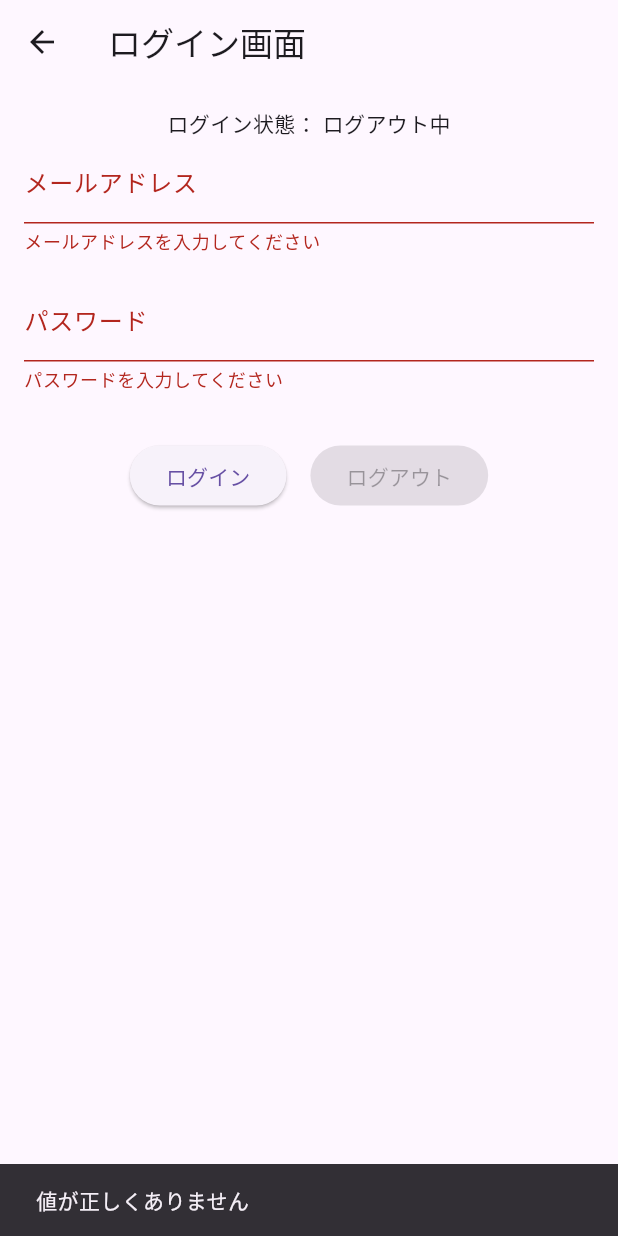
After one commit to sakata-yu/flutter_catalog_app, a Flutter app: the LoginPage screen opened by its route, after a tap on "ログイン", on a phone screen of 412 x 824 dp. The commit adds this screen. Run offline on Flutter 3.47's test engine with Material 3 defaults, Android fonts, the phone set to English and light mode, and no system bars; our stand-ins replace auto_route, flutter_hooks, freezed_annotation, hooks_riverpod; generated files the repository leaves out were written again.

Commit message:
002.ログイン画面の実装

```diff
--- a/lib/core/config/catalog_items.dart
+++ b/lib/core/config/catalog_items.dart
@@ -23,7 +23,7 @@ class CatalogItems {
     CatalogItem(
       title: "#2 ログイン画面",
       detail: "フォームバリデーション実装",
-      route: CountRoute(),
+      route: LoginRoute(),
     ),
     CatalogItem(
       title: "#3 API通信",
--- a/lib/core/router/app_router.dart
+++ b/lib/core/router/app_router.dart
@@ -1,11 +1,11 @@
 import 'package:auto_route/auto_route.dart';
-
-import '../../features/catalog001/count_page.dart';
 
 /**
  * ルーティング設定するページ一覧
  */
 import '../../features/home/home_page.dart';
+import '../../features/catalog001/count_page.dart';
+import '../../features/catalog002/login_page.dart';
 
 part 'app_router.gr.dart'; // 自動生成ファイル
 
@@ -15,5 +15,6 @@ class AppRouter extends RootStackRouter {
   List<AutoRoute> get routes => [
         AutoRoute(page: HomeRoute.page, initial: true),
         AutoRoute(page: CountRoute.page),
+        AutoRoute(page: LoginRoute.page),
       ];
 }
--- /dev/null
+++ b/lib/features/catalog002/data/auth_state_notifier.dart
@@ -0,0 +1,15 @@
+import 'package:catarog_app_flutter/features/catalog002/data/auth_state.dart';
+import 'package:hooks_riverpod/hooks_riverpod.dart';
+
+final authProvider = StateNotifierProvider<AuthStateNotifier, AuthState>(
+    (ref) => AuthStateNotifier());
+
+/// ログイン状態を管理するためのNotifier
+/// アプリ全体で使用するため切り分け
+class AuthStateNotifier extends StateNotifier<AuthState> {
+  AuthStateNotifier() : super(const AuthState());
+
+  void login() => state = state.copyWith(isLoggedIn: true);
+
+  void logout() => state = state.copyWith(isLoggedIn: false);
+}
--- /dev/null
+++ b/lib/features/catalog002/login_page.dart
@@ -0,0 +1,127 @@
+import 'package:auto_route/auto_route.dart';
+import 'package:catarog_app_flutter/features/catalog002/data/auth_state_notifier.dart';
+import 'package:flutter/material.dart';
+import 'package:flutter_hooks/flutter_hooks.dart';
+import 'package:hooks_riverpod/hooks_riverpod.dart';
+
+import 'view_model/login_view_model.dart';
+
+@RoutePage()
+class LoginPage extends HookConsumerWidget {
+  const LoginPage({super.key});
+
+  @override
+  Widget build(BuildContext context, WidgetRef ref) {
+    final state = ref.watch(loginViewModelProvider);
+    final authState = ref.watch(authProvider);
+    final viewModel = ref.watch(loginViewModelProvider.notifier);
+    final formKey = useMemoized(() => GlobalKey<FormState>());
+    final emailController = useTextEditingController();
+    final passwordController = useTextEditingController();
+
+    final userState = authState.isLoggedIn ? "ログイン中" : "ログアウト中";
+
+    useEffect(() {
+      // 画面破棄時にメモリリークを防ぐためdispose
+      return () {
+        emailController.dispose();
+        passwordController.dispose();
+      };
+    }, []);
+
+    void login() {
+      if (formKey.currentState?.validate() ?? false) {
+        // バリデーション成功
+        viewModel.login();
+      } else {
+        // バリデーション失敗
+        ScaffoldMessenger.of(context).showSnackBar(
+          const SnackBar(content: Text('値が正しくありません')),
+        );
+      }
+    }
+
+    void logout() {
+      viewModel.logout();
+    }
+
+    ref.listen(authProvider, (previous, next) {
+      if (next.isLoggedIn) {
+        ScaffoldMessenger.of(context).showSnackBar(
+          const SnackBar(content: Text('ログイン成功')),
+        );
+      }
+    });
+
+    return Scaffold(
+      appBar: AppBar(title: const Text('ログイン画面')),
+      body: switch (state) {
+        AsyncLoading() => const Center(child: CircularProgressIndicator()),
+        AsyncError(:final error) => Center(child: Text(error.toString())),
+        AsyncValue() => Padding(
+            padding: const EdgeInsets.all(16.0),
+            child: Column(
+              children: [
+                Text('ログイン状態： ${userState}'),
+                Form(
+                  key: formKey,
+                  child: Column(
+                    children: [
+                      TextFormField(
+                        controller: emailController,
+                        decoration: const InputDecoration(labelText: 'メールアドレス'),
+                        keyboardType: TextInputType.emailAddress,
+                        validator: (value) {
+                          if (value == null || value.isEmpty) {
+                            return 'メールアドレスを入力してください';
+                          }
+                          if (!RegExp(r'^[^@]+@[^@]+\.[^@]+').hasMatch(value)) {
+                            return '正しいメールアドレス形式で入力してください';
+                          }
+                          return null;
+                        },
+                        onChanged: viewModel.updateEmail,
+                      ),
+                      const SizedBox(height: 16),
+                      TextFormField(
+                        controller: passwordController,
+                        decoration: const InputDecoration(labelText: 'パスワード'),
+                        obscureText: true,
+                        validator: (value) {
+                          if (value == null || value.isEmpty) {
+                            return 'パスワードを入力してください';
+                          }
+                          if (value.length < 6) {
+                            return '6文字以上で入力してください';
+                          }
+                          return null;
+                        },
+                        onChanged: viewModel.updatePassword,
+                      ),
+                      const SizedBox(height: 32),
+                      Row(
+                        mainAxisAlignment: MainAxisAlignment.center,
+                        children: [
+                          ElevatedButton(
+                            onPressed: login,
+                            child: const Text('ログイン'),
+                          ),
+                          SizedBox(
+                            width: 16,
+                          ),
+                          ElevatedButton(
+                            onPressed: authState.isLoggedIn ? logout : null,
+                            child: const Text('ログアウト'),
+                          ),
+                        ],
+                      )
+                    ],
+                  ),
+                ),
+              ],
+            ),
+          ),
+      },
+    );
+  }
+}
```
Also changed, not shown: lib/features/catalog002/data/auth_state.dart (added, +15 -0 lines), lib/features/catalog002/data/login_state.dart (added, +16 -0 lines), lib/features/catalog002/view_model/login_view_model.dart (added, +44 -0 lines), 3 other files.
